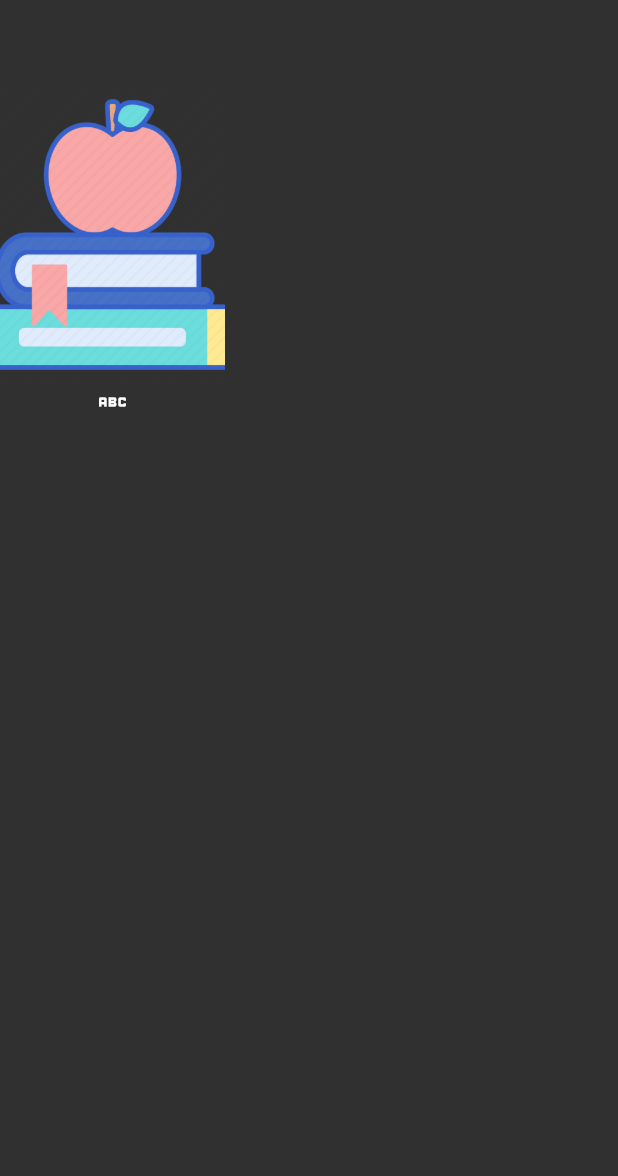
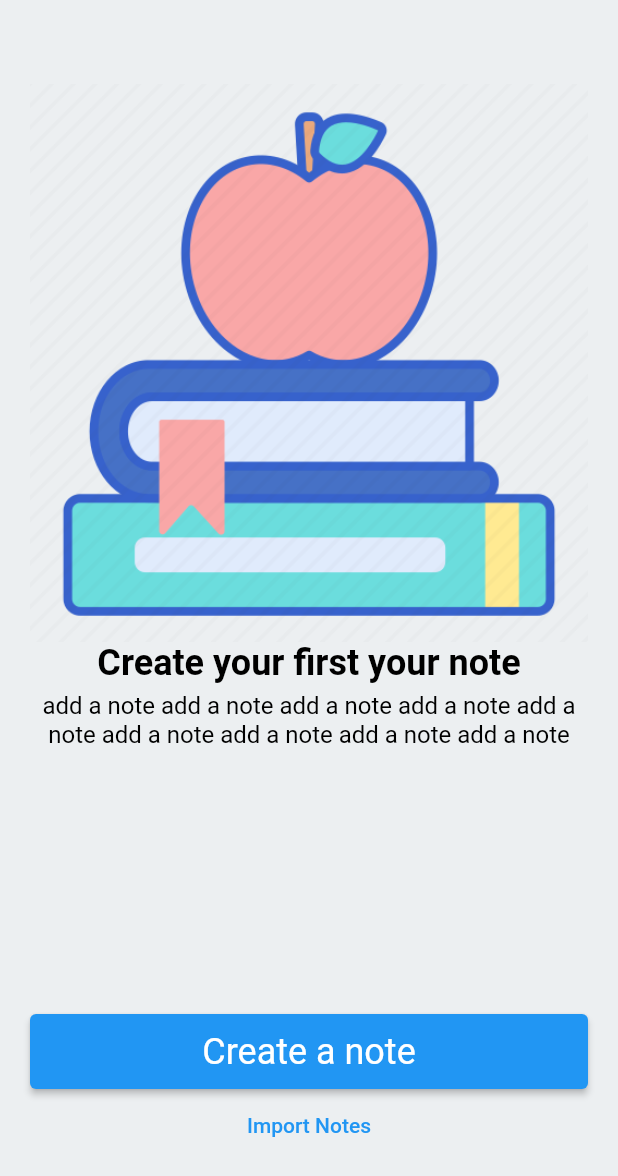
Before and after one commit to MislinaSarac/FlutterLearn, a Flutter app: the screen it shows after launch, on a phone screen of 412 x 824 dp. Shown: the top 1176 px of the screen. Run offline on Flutter 3.47's test engine with Material 2 defaults, Android fonts, the phone set to English and light mode, and no system bars.

Commit message:
text, image, button practice

```diff
--- /dev/null
+++ b/flutter_learn/lib/demos/node_demos_view.dart
@@ -0,0 +1,99 @@
+import 'package:flutter/material.dart';
+import 'package:flutter/services.dart';
+import 'package:flutter_learn/101/image_learn.dart';
+
+class NodeDemos extends StatelessWidget {
+  const NodeDemos({super.key});
+  final _title = "Create your first your note";
+  final _description = "add a note ";
+  // ignore: unused_field
+  final _createNote = "Create a note";
+  final _importNotes = "Import Notes";
+
+  @override
+  Widget build(BuildContext context) {
+    return Scaffold(
+      backgroundColor: Colors.blueGrey[50],
+      appBar: AppBar(
+        systemOverlayStyle: SystemUiOverlayStyle.dark,
+      ),
+      body: Padding(
+        padding: PaddingItems.horizontalPadding,
+        child: Column(
+          children: [
+            PngImage(name: ImageItems().appleWithoutPath),
+            _TitleWidget(title: _title),
+            Padding(
+              padding: PaddingItems.verticalPadding,
+              child: _SubTitleWidget(title: _description * 9),
+            ),
+            const Spacer(),
+            _createButton(context),
+            TextButton(onPressed: () {}, child: Text(_importNotes)),
+            const SizedBox(height: ButtonHeights.buttonNormalHeight),
+          ],
+        ),
+      ),
+    );
+  }
+}
+
+ElevatedButton _createButton(BuildContext context) {
+  return ElevatedButton(
+      onPressed: () {},
+      child: SizedBox(
+          height: ButtonHeights.buttonNormalHeight,
+          child: Center(
+              child: Text(
+            "Create a note",
+            style: Theme.of(context).textTheme.headline5,
+          ))));
+}
+
+//centered text widget
+class _SubTitleWidget extends StatelessWidget {
+  const _SubTitleWidget(
+      {Key? key, this.textAlign = TextAlign.center, required this.title})
+      : super(key: key);
+  final TextAlign textAlign;
+  final String title;
+  @override
+  Widget build(BuildContext context) {
+    return Text(
+      title,
+      textAlign: textAlign,
+      style: Theme.of(context)
+          .textTheme
+          .subtitle1
+          ?.copyWith(color: Colors.black, fontWeight: FontWeight.w400),
+    );
+  }
+}
+
+class _TitleWidget extends StatelessWidget {
+  const _TitleWidget({
+    Key? key,
+    required this.title,
+  }) : super(key: key);
+
+  final String title;
+
+  @override
+  Widget build(BuildContext context) {
+    return Text(title,
+        style: Theme.of(context)
+            .textTheme
+            .headline5
+            ?.copyWith(color: Colors.black, fontWeight: FontWeight.w600));
+  }
+}
+
+class PaddingItems {
+  static const EdgeInsets horizontalPadding =
+      EdgeInsets.symmetric(horizontal: 20);
+  static const EdgeInsets verticalPadding = EdgeInsets.symmetric(vertical: 5);
+}
+
+class ButtonHeights {
+  static const double buttonNormalHeight = 50;
+}
--- a/flutter_learn/lib/main.dart
+++ b/flutter_learn/lib/main.dart
@@ -3,6 +3,7 @@
 import 'package:flutter_learn/101/container_sized_box_learn.dart';
 import 'package:flutter_learn/101/scaffold_learn.dart';
 import 'package:flutter_learn/101/text_learn.dart';
+import 'package:flutter_learn/demos/node_demos_view.dart';
 
 import '101/app_bar_learn.dart';
 import '101/button_learn.dart';
@@ -33,6 +34,6 @@
           backgroundColor: Colors.transparent,
           elevation: 0,
         )),
-        home: const ImageLearn());
+        home: const NodeDemos());
   }
 }
--- /dev/null
+++ b/lib/demos/node_demos_view.dart
@@ -0,0 +1,99 @@
+import 'package:flutter/material.dart';
+import 'package:flutter/services.dart';
+import 'package:flutter_learn/101/image_learn.dart';
+
+class NodeDemos extends StatelessWidget {
+  const NodeDemos({super.key});
+  final _title = "Create your first your note";
+  final _description = "add a note ";
+  // ignore: unused_field
+  final _createNote = "Create a note";
+  final _importNotes = "Import Notes";
+
+  @override
+  Widget build(BuildContext context) {
+    return Scaffold(
+      backgroundColor: Colors.blueGrey[50],
+      appBar: AppBar(
+        systemOverlayStyle: SystemUiOverlayStyle.dark,
+      ),
+      body: Padding(
+        padding: PaddingItems.horizontalPadding,
+        child: Column(
+          children: [
+            PngImage(name: ImageItems().appleWithoutPath),
+            _TitleWidget(title: _title),
+            Padding(
+              padding: PaddingItems.verticalPadding,
+              child: _SubTitleWidget(title: _description * 9),
+            ),
+            const Spacer(),
+            _createButton(context),
+            TextButton(onPressed: () {}, child: Text(_importNotes)),
+            const SizedBox(height: ButtonHeights.buttonNormalHeight),
+          ],
+        ),
+      ),
+    );
+  }
+}
+
+ElevatedButton _createButton(BuildContext context) {
+  return ElevatedButton(
+      onPressed: () {},
+      child: SizedBox(
+          height: ButtonHeights.buttonNormalHeight,
+          child: Center(
+              child: Text(
+            "Create a note",
+            style: Theme.of(context).textTheme.headline5,
+          ))));
+}
+
+//centered text widget
+class _SubTitleWidget extends StatelessWidget {
+  const _SubTitleWidget(
+      {Key? key, this.textAlign = TextAlign.center, required this.title})
+      : super(key: key);
+  final TextAlign textAlign;
+  final String title;
+  @override
+  Widget build(BuildContext context) {
+    return Text(
+      title,
+      textAlign: textAlign,
+      style: Theme.of(context)
+          .textTheme
+          .subtitle1
+          ?.copyWith(color: Colors.black, fontWeight: FontWeight.w400),
+    );
+  }
+}
+
+class _TitleWidget extends StatelessWidget {
+  const _TitleWidget({
+    Key? key,
+    required this.title,
+  }) : super(key: key);
+
+  final String title;
+
+  @override
+  Widget build(BuildContext context) {
+    return Text(title,
+        style: Theme.of(context)
+            .textTheme
+            .headline5
+            ?.copyWith(color: Colors.black, fontWeight: FontWeight.w600));
+  }
+}
+
+class PaddingItems {
+  static const EdgeInsets horizontalPadding =
+      EdgeInsets.symmetric(horizontal: 20);
+  static const EdgeInsets verticalPadding = EdgeInsets.symmetric(vertical: 5);
+}
+
+class ButtonHeights {
+  static const double buttonNormalHeight = 50;
+}
--- a/pubspec.yaml
+++ b/pubspec.yaml
@@ -60,6 +60,7 @@
   # To add assets to your application, add an assets section, like this:
   assets:
     - assets/book.png
+    - assets/png/
 
   # An image asset can refer to one or more resolution-specific "variants", see
   # https://flutter.dev/assets-and-images/#resolution-aware
```
